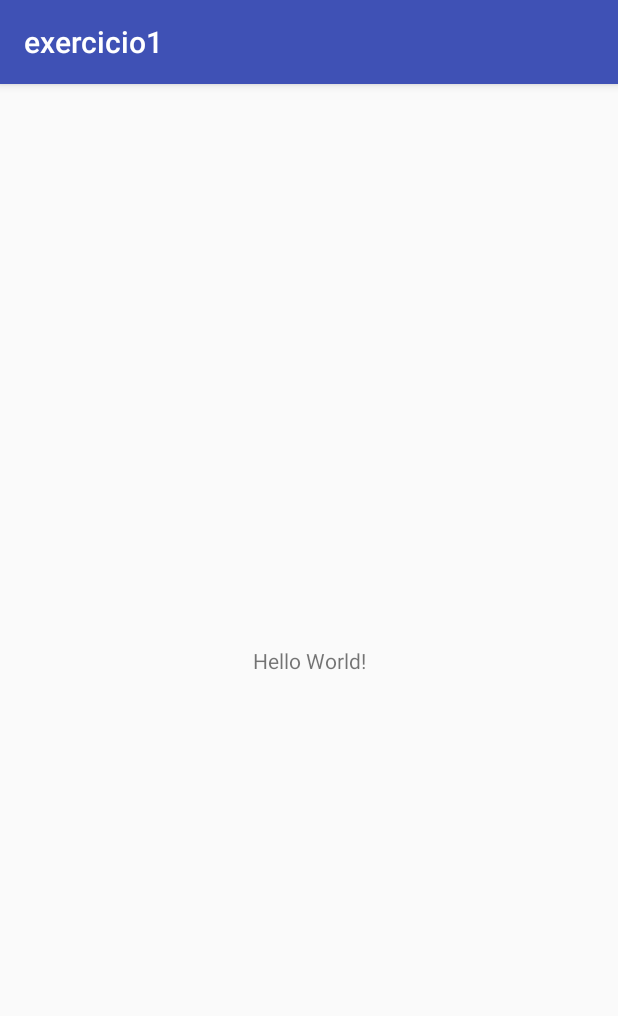
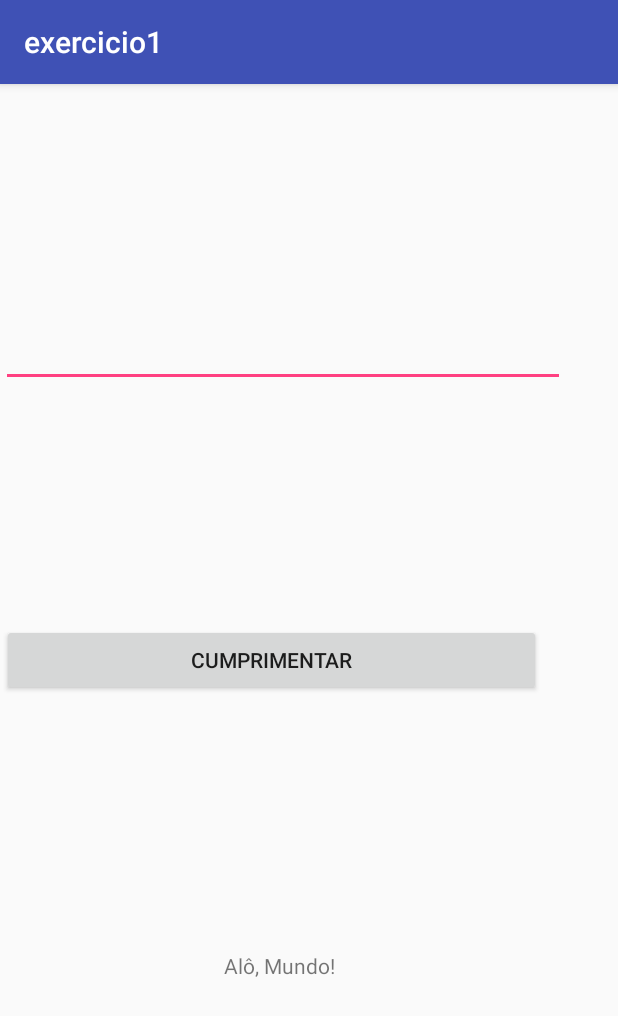
Before and after one commit to matc89-20192/android-ex1-mirandafabio82, an Android app: the screen it shows after launch (MainActivity), on a phone screen of 412 x 824 dp. Shown: the top 1016 px of the screen. Run offline under Robolectric (Android 15) with nearby library versions, the phone set to English and light mode, and no system bars.

```diff
--- a/app/src/main/java/matc89/exercicio1/MainActivity.java
+++ b/app/src/main/java/matc89/exercicio1/MainActivity.java
@@ -2,12 +2,34 @@ package matc89.exercicio1;
 
 import android.support.v7.app.AppCompatActivity;
 import android.os.Bundle;
+import android.view.View;
+import android.widget.EditText;
+import android.widget.TextView;
 
 public class MainActivity extends AppCompatActivity {
+
+    private static String texto = "Mundo";
 
     @Override
     protected void onCreate(Bundle savedInstanceState) {
         super.onCreate(savedInstanceState);
         setContentView(R.layout.activity_main);
+
+        this.start();
+    }
+
+    private void start() {
+
+        TextView textView = (TextView) findViewById(R.id.labelMensagem);
+        textView.setText("Alô, " + MainActivity.texto + "!");
+
+    }
+
+    public void mudar_texto(View view){
+
+        EditText editText = (EditText) findViewById(R.id.editNome);
+        MainActivity.texto = editText.getText().toString();
+
+        this.start();
     }
 }
--- a/app/src/main/res/layout/activity_main.xml
+++ b/app/src/main/res/layout/activity_main.xml
@@ -1,13 +1,45 @@
 <?xml version="1.0" encoding="utf-8"?>
-<android.support.constraint.ConstraintLayout
-    xmlns:android="http://schemas.android.com/apk/res/android"
+<android.support.constraint.ConstraintLayout xmlns:android="http://schemas.android.com/apk/res/android"
     xmlns:app="http://schemas.android.com/apk/res-auto"
-    xmlns:tools="http://schemas.android.com/tools" android:layout_width="match_parent"
-    android:layout_height="match_parent" tools:context="matc89.exercicio1.MainActivity">
+    xmlns:tools="http://schemas.android.com/tools"
+    android:id="@+id/linearLayoutCompat"
+    android:layout_width="match_parent"
+    android:layout_height="match_parent"
+    tools:context="matc89.exercicio1.MainActivity">
 
-    <TextView android:layout_width="wrap_content" android:layout_height="wrap_content"
-        android:text="Hello World!" app:layout_constraintBottom_toBottomOf="parent"
-        app:layout_constraintLeft_toLeftOf="parent" app:layout_constraintRight_toRightOf="parent"
+    <EditText
+        android:id="@+id/editNome"
+        android:layout_width="376dp"
+        android:layout_height="44dp"
+        android:inputType="text"
+        app:layout_constraintBottom_toTopOf="@+id/btnCumprimentar"
+        app:layout_constraintEnd_toEndOf="parent"
+        app:layout_constraintHorizontal_bias="0.022"
+        app:layout_constraintStart_toStartOf="parent"
         app:layout_constraintTop_toTopOf="parent" />
 
+    <Button
+        android:id="@+id/btnCumprimentar"
+        android:layout_width="359dp"
+        android:layout_height="wrap_content"
+        android:onClick="mudar_texto"
+        android:text="Cumprimentar"
+        app:layout_constraintBottom_toTopOf="@+id/labelMensagem"
+        app:layout_constraintEnd_toEndOf="parent"
+        app:layout_constraintHorizontal_bias="0.022"
+        app:layout_constraintStart_toStartOf="parent"
+        app:layout_constraintTop_toBottomOf="@+id/editNome" />
+
+    <TextView
+        android:id="@+id/labelMensagem"
+        android:layout_width="364dp"
+        android:layout_height="44dp"
+        android:gravity="center"
+        app:layout_constraintBottom_toBottomOf="parent"
+        app:layout_constraintEnd_toEndOf="parent"
+        app:layout_constraintHorizontal_bias="0.088"
+        app:layout_constraintStart_toStartOf="parent"
+        app:layout_constraintTop_toBottomOf="@+id/btnCumprimentar"
+        app:layout_constraintVertical_bias="0.735" />
+
 </android.support.constraint.ConstraintLayout>
--- a/build.gradle
+++ b/build.gradle
@@ -3,9 +3,14 @@
 buildscript {
     repositories {
         jcenter()
+        maven {
+            url 'https://maven.google.com/'
+            name 'Google'
+        }
+        google()
     }
     dependencies {
-        classpath 'com.android.tools.build:gradle:2.3.3'
+        classpath 'com.android.tools.build:gradle:3.5.0'
 
         // NOTE: Do not place your application dependencies here; they belong
         // in the individual module build.gradle files
@@ -15,6 +20,10 @@ buildscript {
 allprojects {
     repositories {
         jcenter()
+        maven {
+            url 'https://maven.google.com/'
+            name 'Google'
+        }
     }
 }
 
```
Also changed, not shown: gradle/wrapper/gradle-wrapper.properties.
